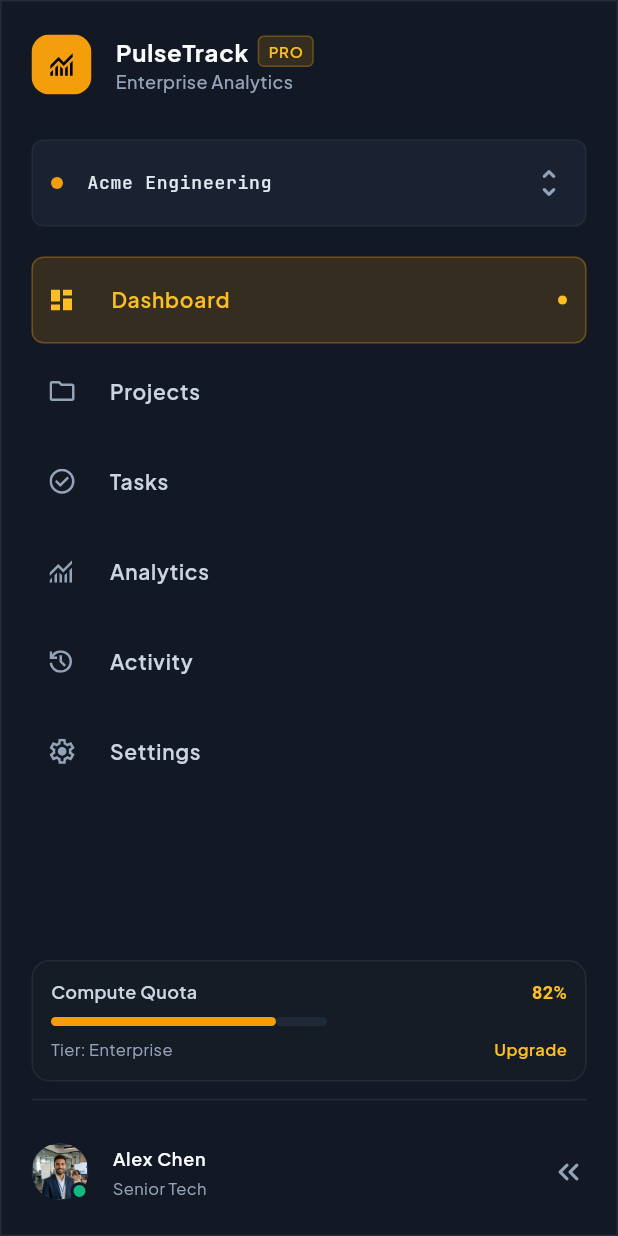
After one commit to BasmalaAhmed/PulseTrack_Dashboard, a Flutter app: the CustomDrawer screen opened directly, on a phone screen of 412 x 824 dp. The commit adds this screen. Run offline on Flutter 3.47's test engine with Material 3 defaults, Android fonts, the phone set to English and light mode, and no system bars; our stand-ins replace flutter_svg; Roboto replaces fonts that are missing (JetBrains Mono).

Commit message:
feat: implement drawer UI layout

```diff
--- /dev/null
+++ b/lib/models/drawer_item_model.dart
@@ -0,0 +1,6 @@
+class DrawerItemModel {
+  final String icon, title;
+  final bool isActive;
+
+  const DrawerItemModel({required this.icon, required this.title, this.isActive = false});
+}
--- a/lib/utils/app_images.dart
+++ b/lib/utils/app_images.dart
@@ -2,7 +2,7 @@ class AppImages {
 
   static const String activity = "assets/images/activity.svg";
 
-  static const String admin = "assets/images/admin.svg";
+  static const String admin = "assets/images/Gemini_Generated_Image_xvu060xvu060xvu0.jpg";
 
   static const String analytics = "assets/images/analytics.svg";
 
--- a/lib/view/dashboard_view.dart
+++ b/lib/view/dashboard_view.dart
@@ -1,5 +1,6 @@
 import 'package:flutter/material.dart';
 import 'package:pulse_track_dashboard/widgets/adaptive_layout.dart';
+import 'package:pulse_track_dashboard/widgets/desktop_dashboard_layout.dart';
 
 class DashboardView extends StatelessWidget {
   const DashboardView({super.key});
@@ -8,9 +9,9 @@ class DashboardView extends StatelessWidget {
   Widget build(BuildContext context) {
     return Scaffold(
       body: AdaptiveLayout(
-        mobileLayout: (context) => SizedBox(),
-        tabletLayout: (context) => SizedBox(),
-        desktopLayout: (context) => SizedBox(),
+        mobileLayout: (context) => const SizedBox(),
+        tabletLayout: (context) => const SizedBox(),
+        desktopLayout: (context) =>const DesktopDashboardLayout(),
       ),
     );
   }
--- a/lib/widgets/adaptive_layout.dart
+++ b/lib/widgets/adaptive_layout.dart
@@ -15,22 +15,13 @@ class AdaptiveLayout extends StatelessWidget {
     return LayoutBuilder(
       builder: (context, constrains) {
         if (constrains.maxWidth < 600) {
-          return Padding(
-            padding: EdgeInsets.all(16),
-            child: mobileLayout(context),
-          );
+          return mobileLayout(context);
         }
         else if (constrains.maxWidth < 900) {
-          return Padding(
-            padding: EdgeInsets.all(16),
-            child: tabletLayout(context),
-          );
+          return tabletLayout(context);
         }
         else {
-          return Padding(
-            padding: EdgeInsets.all(16),
-            child: desktopLayout(context),
-          );
+          return desktopLayout(context);
         }
       },
     );
--- /dev/null
+++ b/lib/widgets/custom_drawer.dart
@@ -0,0 +1,44 @@
+import 'package:flutter/material.dart';
+import 'package:pulse_track_dashboard/widgets/custom_drawer_header.dart';
+import 'package:pulse_track_dashboard/widgets/custom_fold_tile.dart';
+import 'package:pulse_track_dashboard/widgets/custom_quota.dart';
+import 'package:pulse_track_dashboard/widgets/drawer_item_list_view.dart';
+import 'package:pulse_track_dashboard/widgets/user_info.dart';
+
+class CustomDrawer extends StatelessWidget {
+  const CustomDrawer({super.key});
+
+  @override
+  Widget build(BuildContext context) {
+    return Scaffold(
+      backgroundColor: Color(0XFF131924),
+      body: Container(
+        decoration: BoxDecoration(
+          border: Border.all(color: const Color(0XFF232B3B))
+        ),
+        child: Padding(
+          padding: const EdgeInsets.symmetric(horizontal: 20, vertical: 6),
+          child: const Column(
+            crossAxisAlignment: CrossAxisAlignment.start,
+            children: [
+              CustomDrawerHeader(),
+              SizedBox(height: 14),
+              CustomFoldTile(),
+              SizedBox(
+                height: 20,
+              ),
+              DrawerItemListView(),
+              Spacer(),
+              CustomQuota(),
+              Divider(
+                color: Color(0XFF232B3B),
+                height: 24,
+              ),
+              UserInfo()
+            ],
+          ),
+        ),
+      ),
+    );
+  }
+}
--- /dev/null
+++ b/lib/widgets/custom_drawer_header.dart
@@ -0,0 +1,52 @@
+import 'package:flutter/material.dart';
+import 'package:flutter_svg/svg.dart';
+import 'package:pulse_track_dashboard/utils/app_colors.dart';
+import 'package:pulse_track_dashboard/utils/app_images.dart';
+import 'package:pulse_track_dashboard/utils/app_styles.dart';
+
+class CustomDrawerHeader extends StatelessWidget {
+  const CustomDrawerHeader({super.key});
+
+  @override
+  Widget build(BuildContext context) {
+    return ListTile(
+      contentPadding: EdgeInsets.zero,
+      leading: SvgPicture.asset(AppImages.icon),
+      title: Row(
+        children: [
+          Text(
+            'PulseTrack',
+            style: AppStyles.bold16Style.copyWith(
+              color: AppColors.kNeutralColor,
+            ),
+          ),
+          SizedBox(
+            width: 6,
+          ),
+          Container(
+            decoration: BoxDecoration(
+              color: Color(0XFFF59E0B).withValues(alpha: 0.15),
+              borderRadius: BorderRadius.circular(4),
+              border: Border.all(
+                color: Color(0XFFF59E0B).withValues(alpha: 0.3),
+              ),
+            ),
+            child: Padding(
+              padding: const EdgeInsets.symmetric(horizontal: 6, vertical: 2),
+              child: Text(
+                'PRO',
+                style: AppStyles.semibold10Style.copyWith(
+                  color: Color(0XFFFBBF24),
+                ),
+              ),
+            ),
+          ),
+        ],
+      ),
+      subtitle: Text(
+        'Enterprise Analytics',
+        style: AppStyles.medium12Style.copyWith(color: AppColors.kGrey94Color),
+      ),
+    );
+  }
+}
--- /dev/null
+++ b/lib/widgets/custom_drawer_item.dart
@@ -0,0 +1,57 @@
+import 'package:flutter/material.dart';
+import 'package:flutter_svg/flutter_svg.dart';
+import 'package:pulse_track_dashboard/models/drawer_item_model.dart';
+import 'package:pulse_track_dashboard/utils/app_colors.dart';
+import 'package:pulse_track_dashboard/utils/app_styles.dart';
+
+class CustomDrawerItem extends StatelessWidget {
+  const CustomDrawerItem({super.key, required this.drawerItemModel});
+
+  final DrawerItemModel drawerItemModel;
+
+  @override
+  Widget build(BuildContext context) {
+    return ListTile(
+      contentPadding: const EdgeInsets.symmetric(horizontal: 12),
+      tileColor: drawerItemModel.isActive
+          ? const Color(0XFFF59E0B).withValues(alpha: 0.15)
+          : null,
+      shape: drawerItemModel.isActive
+          ? RoundedRectangleBorder(
+              borderRadius: BorderRadius.circular(8),
+              side: BorderSide(
+                color: const Color(0XFFF59E0B).withValues(alpha: 0.3),
+              ),
+            )
+          : null,
+      leading: SvgPicture.asset(
+        drawerItemModel.icon,
+        colorFilter: ColorFilter.mode(
+          drawerItemModel.isActive
+              ? const Color(0XFFFBBF24)
+              : AppColors.kGrey94Color,
+          BlendMode.srcIn,
+        ),
+      ),
+      title: Text(
+        drawerItemModel.title,
+        style: AppStyles.regular14Style.copyWith(
+          fontWeight: FontWeight.w600,
+          color: drawerItemModel.isActive
+              ? const Color(0XFFFBBF24)
+              : const Color(0XFFCBD5E1),
+        ),
+      ),
+      trailing: drawerItemModel.isActive
+          ? Container(
+              height: 6,
+              width: 6,
+              decoration: const ShapeDecoration(
+                shape: OvalBorder(),
+                color: Color(0XFFFBBF24),
+              ),
+            )
+          : null,
+    );
+  }
+}
--- /dev/null
+++ b/lib/widgets/custom_fold_tile.dart
@@ -0,0 +1,39 @@
+import 'package:flutter/material.dart';
+import 'package:pulse_track_dashboard/utils/app_colors.dart';
+import 'package:pulse_track_dashboard/utils/app_styles.dart';
+
+class CustomFoldTile extends StatelessWidget {
+  const CustomFoldTile({super.key});
+
+  @override
+  Widget build(BuildContext context) {
+    return ListTile(
+      contentPadding: const EdgeInsets.symmetric(horizontal: 12),
+      horizontalTitleGap: 0,
+      tileColor: const Color(0XFF1A2232),
+      shape: RoundedRectangleBorder(
+        borderRadius: BorderRadius.circular(8),
+        side: const BorderSide(color: Color(0XFF232B3B)),
+      ),
+      leading: Container(
+        height: 8,
+        width: 8,
+        decoration: const ShapeDecoration(
+          shape: OvalBorder(),
+          color: Color(0XFFF59E0B),
+        ),
+      ),
+      title: Text(
+        'Acme Engineering',
+        style: AppStyles.medium12Style.copyWith(
+          fontFamily: 'JetBrains_Mono',
+          color: const Color(0XFFE2E8F0),
+        ),
+      ),
+      trailing: const Icon(
+        Icons.unfold_more_rounded,
+        color: AppColors.kGrey94Color,
+      ),
+    );
+  }
+}
--- /dev/null
+++ b/lib/widgets/custom_quota.dart
@@ -0,0 +1,76 @@
+import 'package:flutter/material.dart';
+import 'package:pulse_track_dashboard/utils/app_styles.dart';
+
+class CustomQuota extends StatelessWidget {
+  const CustomQuota({super.key});
+
+  @override
+  Widget build(BuildContext context) {
+    return Container(
+      decoration: BoxDecoration(
+        color: const Color(0XFF161C26),
+        borderRadius: BorderRadius.circular(12),
+        border: Border.all(color: const Color(0XFF232B3B)),
+      ),
+      child: Padding(
+        padding: const EdgeInsets.all(12),
+        child: Column(
+          children: [
+            Row(
+              children: [
+                Text(
+                  'Compute Quota',
+                  style: AppStyles.semibold12Style.copyWith(
+                    color: Color(0XFFCBD5E1),
+                  ),
+                ),
+                const Spacer(),
+                Text(
+                  '82%',
+                  style: AppStyles.semibold12Style.copyWith(
+                    color: Color(0XFFFBBF24),
+                    fontFamily: 'JetBrains Mono',
+                  ),
+                ),
+              ],
+            ),
+            const SizedBox(height: 8),
+            Row(
+              children: [
+                Container(
+                  width: 150,
+                  height: 6,
+                  decoration: BoxDecoration(
+                    color: const Color(0XFFF59E0B),
+                    borderRadius: BorderRadius.circular(9),
+                  ),
+                ),
+                Container(
+                  width: 34,
+                  height: 6,
+                  decoration: BoxDecoration(
+                    color: const Color(0XFF1F2937),
+                    borderRadius: BorderRadius.circular(9),
+                  ),
+                ),
+              ],
+            ),
+            const SizedBox(height: 8),
+            Row(
+              children: [
+                Text('Tier: Enterprise', style: AppStyles.regular11Style),
+                const Spacer(),
+                Text(
+                  'Upgrade',
+                  style: AppStyles.semibold11Style.copyWith(
+                    color: const Color(0XFFFBBF24),
+                  ),
+                ),
+              ],
+            ),
+          ],
+        ),
+      ),
+    );
+  }
+}
--- /dev/null
+++ b/lib/widgets/desktop_dashboard_layout.dart
@@ -0,0 +1,19 @@
+import 'package:flutter/material.dart';
+import 'package:pulse_track_dashboard/widgets/custom_drawer.dart';
+
+class DesktopDashboardLayout extends StatelessWidget {
+  const DesktopDashboardLayout({super.key});
+
+  @override
+  Widget build(BuildContext context) {
+    return const Row(
+      children: [
+        Expanded(
+          child: CustomDrawer()),
+        Expanded(
+          flex: 5,
+          child: SizedBox())
+      ],
+    );
+  }
+}
--- /dev/null
+++ b/lib/widgets/drawer_item_list_view.dart
@@ -0,0 +1,35 @@
+import 'package:flutter/material.dart';
+import 'package:pulse_track_dashboard/models/drawer_item_model.dart';
+import 'package:pulse_track_dashboard/utils/app_images.dart';
+import 'package:pulse_track_dashboard/widgets/custom_drawer_item.dart';
+
+class DrawerItemListView extends StatelessWidget {
+  const DrawerItemListView({super.key});
+
+  final List<DrawerItemModel> items = const [
+    DrawerItemModel(
+      icon: AppImages.dashboard,
+      title: 'Dashboard',
+      isActive: true,
+    ),
+    DrawerItemModel(icon: AppImages.projects, title: 'Projects'),
+    DrawerItemModel(icon: AppImages.tasks, title: 'Tasks'),
+    DrawerItemModel(icon: AppImages.analytics, title: 'Analytics'),
+    DrawerItemModel(icon: AppImages.activity, title: 'Activity'),
+    DrawerItemModel(icon: AppImages.settings, title: 'Settings'),
+  ];
+
+  @override
+  Widget build(BuildContext context) {
+    return ListView.builder(
+      shrinkWrap: true,
+      itemCount: items.length,
+      itemBuilder: (context, index) {
+        return Padding(
+          padding: const EdgeInsets.only(bottom: 4),
+          child: CustomDrawerItem(drawerItemModel: items[index]),
+        );
+      },
+    );
+  }
+}
--- /dev/null
+++ b/lib/widgets/user_info.dart
@@ -0,0 +1,52 @@
+import 'package:flutter/material.dart';
+import 'package:pulse_track_dashboard/utils/app_colors.dart';
+import 'package:pulse_track_dashboard/utils/app_images.dart';
+import 'package:pulse_track_dashboard/utils/app_styles.dart';
+
+class UserInfo extends StatelessWidget {
+  const UserInfo({super.key});
+
+  @override
+  Widget build(BuildContext context) {
+    return ListTile(
+      contentPadding: EdgeInsets.zero,
+      leading: Stack(
+        children: [
+          ClipOval(
+            child: Container(
+              decoration: const ShapeDecoration(
+                shape: OvalBorder(side: BorderSide(color: Color(0XFF2A3448))),
+              ),
+              child: Image.asset(AppImages.admin, width: 36, height: 36),
+            ),
+          ),
+          Positioned(
+            bottom: 0,
+            right: 0,
+            child: Container(
+              height: 12,
+              width: 12,
+              decoration: const ShapeDecoration(
+                shape: OvalBorder(
+                  side: BorderSide(color: Color(0XFF131924), width: 2),
+                ),
+                color: Color(0XFF10B981),
+              ),
+            ),
+          ),
+        ],
+      ),
+      title: Text(
+        'Alex Chen',
+        style: AppStyles.semibold12Style.copyWith(
+          color: const Color(0XFFF8FAFC),
+        ),
+      ),
+      subtitle: Text('Senior Tech', style: AppStyles.regular11Style),
+      trailing: const Icon(
+        Icons.keyboard_double_arrow_left_rounded,
+        color: AppColors.kGrey94Color,
+      ),
+    );
+  }
+}
```
Also changed, not shown: pubspec.yaml (+6 -8 lines), assets/images/Gemini_Generated_Image_xvu060xvu060xvu0.jpg (added), pubspec.lock.
